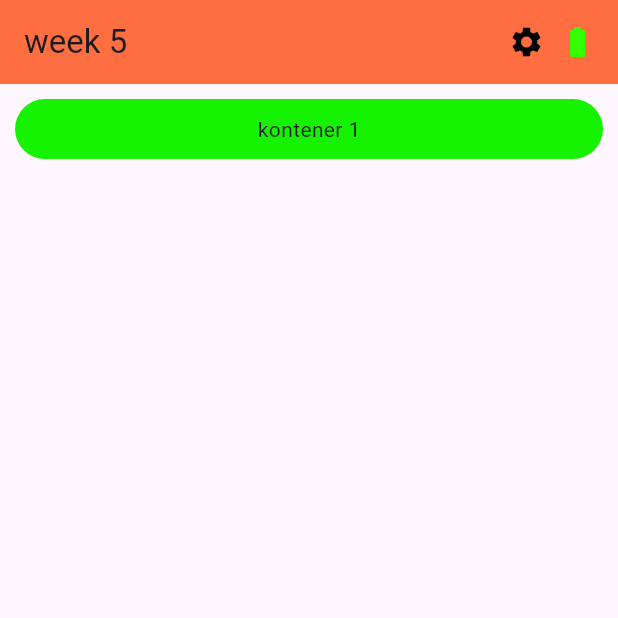
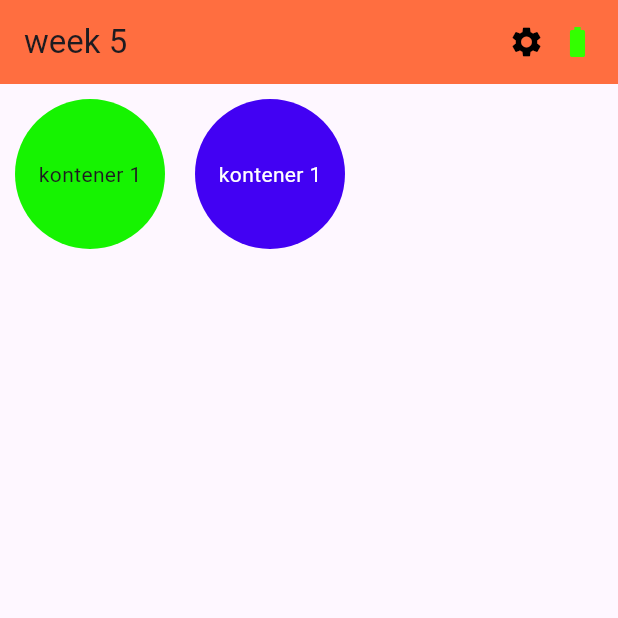
Before and after one commit to dwiilhammaulana/practice_week_5, a Flutter app: the screen it shows after launch, on a phone screen of 412 x 824 dp, the top half of it. Run offline on Flutter 3.47's test engine with Material 3 defaults, Android fonts, the phone set to English and light mode, and no system bars.

Commit message:
tambnah container 2

```diff
--- a/lib/main.dart
+++ b/lib/main.dart
@@ -39,11 +39,11 @@ class MyHome extends StatelessWidget {
 
         ],
       ),
-      body: Column(
+      body: Row(
                     children: [
                       Container(
-                        // width: Center(),
-                        // height: Center(),
+                        width: 100,
+                        height: 100,
                         alignment: Alignment.center,
                         margin: EdgeInsets.all(10),
                         padding: EdgeInsets.all(10),
@@ -53,6 +53,18 @@ class MyHome extends StatelessWidget {
                         ),
                         child: Text("kontener 1"),
                       ),
+                      Container(
+                        width: 100,
+                        height: 100,
+                        alignment: Alignment.center,
+                        margin: EdgeInsets.all(10),
+                        padding: EdgeInsets.all(10),
+                        decoration: BoxDecoration(
+                          color: const Color.fromARGB(255, 66, 1, 243),
+                          borderRadius: BorderRadius.circular(50),
+                        ),
+                        child: Text("kontener 1",style: TextStyle(color: Colors.white)),
+                      ),
                     ],
                   ),
     );
```
